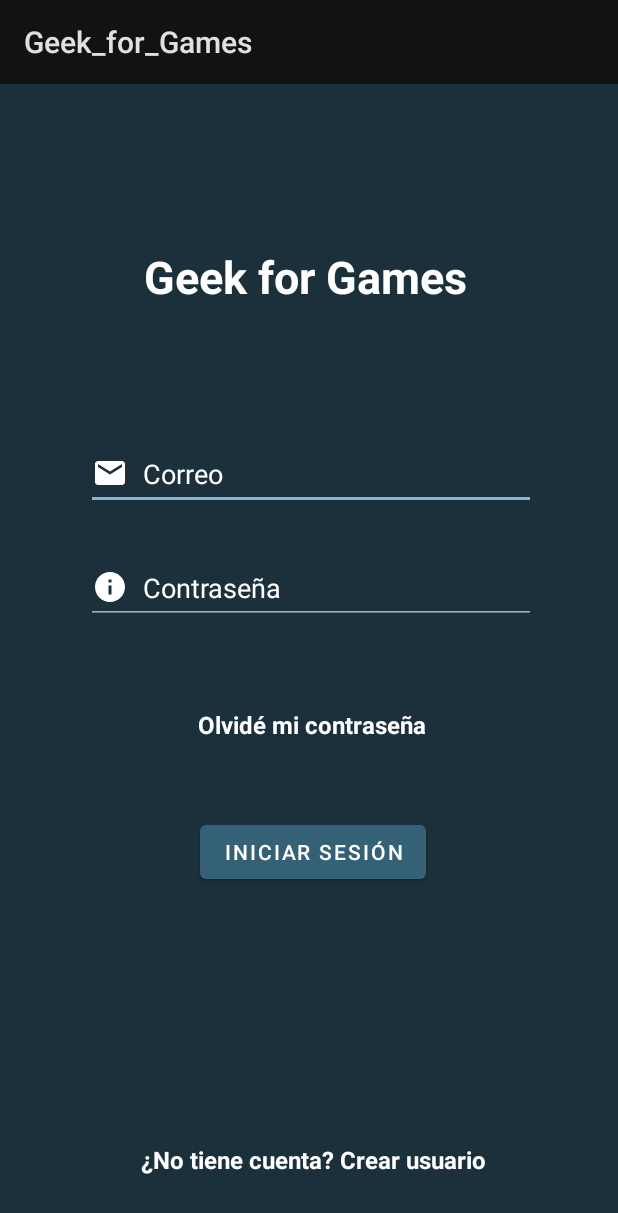
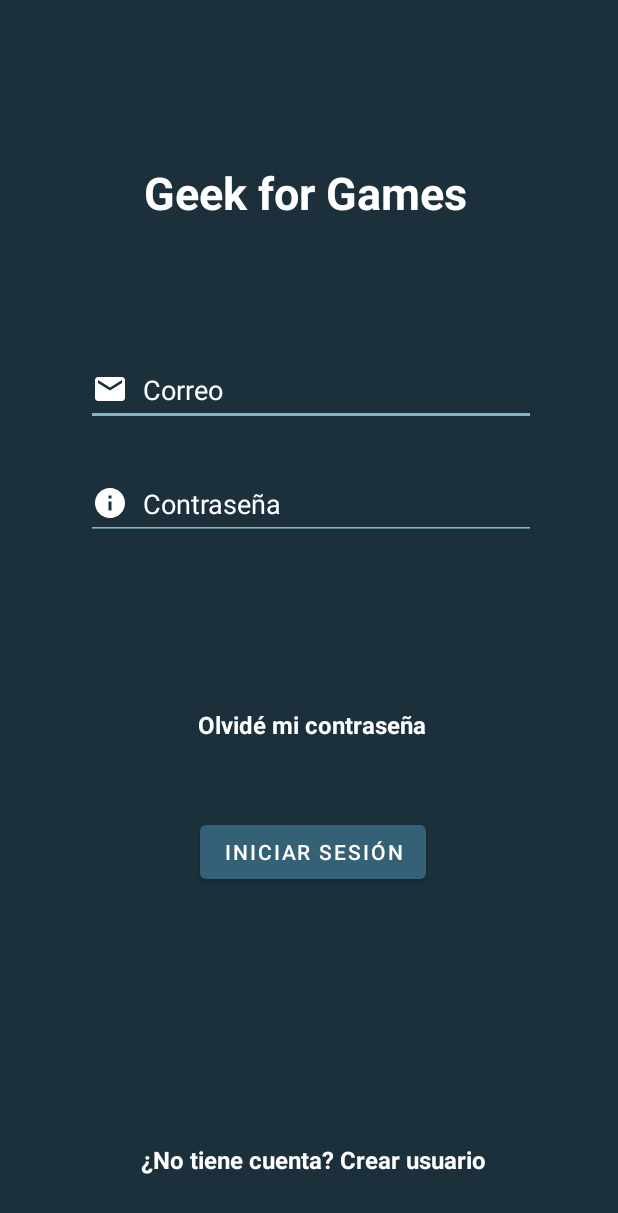
Before and after one commit to Emi-Ureta/Geek_for_Games, an Android app: the screen it shows after launch (Activity_login), on a phone screen of 412 x 824 dp. Shown: the top 1213 px of the screen. Run offline under Robolectric (Android 15) with nearby library versions, the phone set to English and light mode, and no system bars; our stand-ins replace Firebase (no records; nobody signed in at launch, a user with empty details on screens opened directly).

```diff
--- a/app/src/main/res/values/themes.xml
+++ b/app/src/main/res/values/themes.xml
@@ -1,6 +1,6 @@
 <resources xmlns:tools="http://schemas.android.com/tools">
     <!-- Base application theme. -->
-    <style name="Theme.Geek_for_Games" parent="Theme.MaterialComponents">
+    <style name="Theme.Geek_for_Games" parent="Theme.MaterialComponents.NoActionBar">
         <!-- Primary brand color. -->
         <item name="colorPrimary">@color/blue_sapphire</item>
         <item name="colorPrimaryVariant">@color/blue_sapphire</item>
@@ -14,7 +14,7 @@
         <!-- Customize your theme here. -->
     </style>
 
-    <style name="Button.azul" parent="Theme.MaterialComponents">
+    <style name="Button.azul" parent="Theme.MaterialComponents.NoActionBar">
         <item name="colorPrimary">@color/blue_sapphire</item>
         <item name="colorPrimaryVariant">@color/dark_sky_blue</item>
         <item name="colorOnPrimary">@color/white</item>
```
Also changed, not shown: app/src/debug/ic_control-playstore.png, app/src/debug/res/mipmap-hdpi/ic_control.png, app/src/debug/res/mipmap-hdpi/ic_control_foreground.png, app/src/debug/res/mipmap-hdpi/ic_control_round.png, app/src/debug/res/mipmap-mdpi/ic_control.png, app/src/debug/res/mipmap-mdpi/ic_control_foreground.png, app/src/debug/res/mipmap-mdpi/ic_control_round.png, app/src/debug/res/mipmap-xhdpi/ic_control.png, app/src/debug/res/mipmap-xhdpi/ic_control_foreground.png, app/src/debug/res/mipmap-xhdpi/ic_control_round.png, app/src/debug/res/mipmap-xxhdpi/ic_control.png, app/src/debug/res/mipmap-xxhdpi/ic_control_foreground.png, app/src/debug/res/mipmap-xxhdpi/ic_control_round.png, app/src/debug/res/mipmap-xxxhdpi/ic_control.png, 2 more files.
